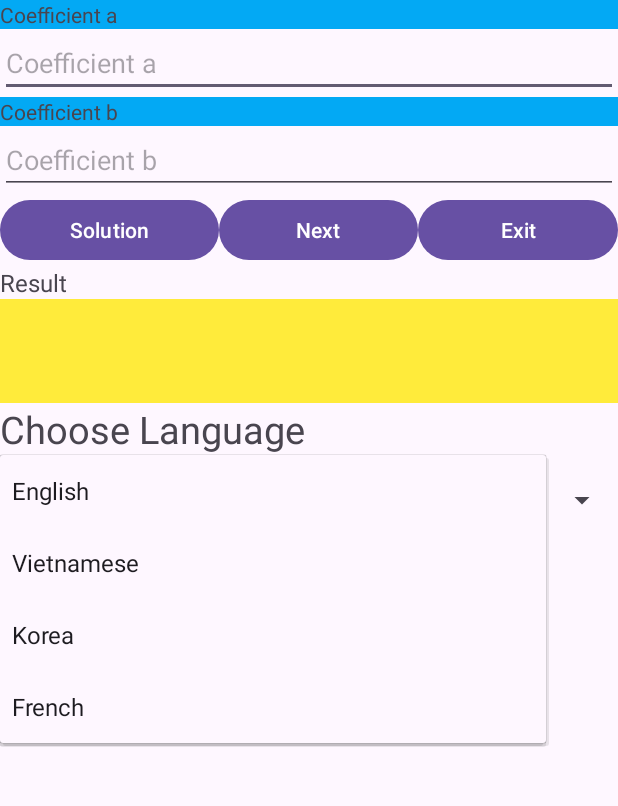
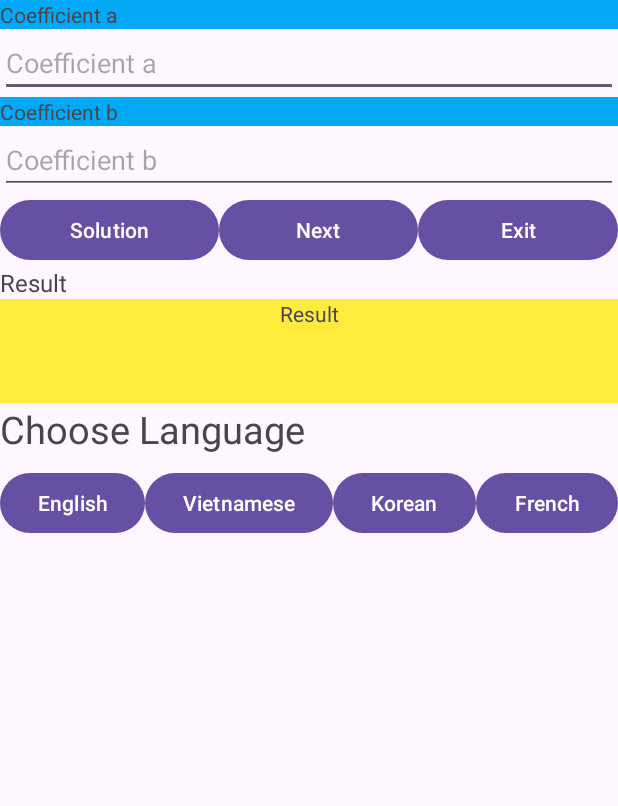
Before and after one commit to TTCamTu/M-Commerce, an Android app: the screen it shows after launch (MainActivity), after a tap on "English", on a phone screen of 412 x 824 dp, the part 49-855 px from its top. Run offline under Robolectric (Android 15) with nearby library versions, the phone set to English and light mode, and no system bars; 2 other taps on this screen came first.

Commit message:
change_languages_buttons

```diff
--- a/app/src/main/java/com/example/k22411c_firstdegree/MainActivity.java
+++ b/app/src/main/java/com/example/k22411c_firstdegree/MainActivity.java
@@ -1,15 +1,10 @@
 package com.example.k22411c_firstdegree;
-
-import android.content.Context;
 import android.content.res.Configuration;
 import android.content.res.Resources;
 import android.os.Bundle;
 import android.view.View;
-import android.widget.AdapterView;
-import android.widget.ArrayAdapter;
 import android.widget.Button;
 import android.widget.EditText;
-import android.widget.Spinner;
 import android.widget.TextView;
 
 import androidx.activity.EdgeToEdge;
@@ -35,31 +30,31 @@ public class MainActivity extends AppCompatActivity {
     Button btnNext;
     Button btnExit;
     TextView txtChooseLanguage;
-    Spinner spinnerLanguage;
-    ArrayAdapter<String> adapterLanguage;
+
+    Button btnEnglish;
+    Button btnVietnamese;
+    Button btnKorean;
+    Button btnFrench;
+
     boolean isLoadViewFinished=false;
+
     @Override
     protected void onCreate(Bundle savedInstanceState) {
         super.onCreate(savedInstanceState);
         EdgeToEdge.enable(this);
         setContentView(R.layout.activity_main);
-
         addControls();
-
         addEvents();
-
-//        addViews();
-
+        isLoadViewFinished = true;
+        updateLanguage(getResources());
         ViewCompat.setOnApplyWindowInsetsListener(findViewById(R.id.main), (v, insets) -> {
             Insets systemBars = insets.getInsets(WindowInsetsCompat.Type.systemBars());
             v.setPadding(systemBars.left, systemBars.top, systemBars.right, systemBars.bottom);
             return insets;
         });
     }
-
-    private void UpdateLanguage(Resources resources)
-    {
-        if(isLoadViewFinished==false)return;
+    private void updateLanguage(Resources resources) {
+        if (!isLoadViewFinished) return;
         txtChooseLanguage.setText(resources.getString(R.string.strChooseLanguage));
         edtCoefficientA.setHint(resources.getString(R.string.title_coefficient_a));
         edtCoefficientB.setHint(resources.getString(R.string.title_coefficient_b));
@@ -72,48 +67,31 @@ public class MainActivity extends AppCompatActivity {
         titleResult.setText(resources.getString(R.string.title_result));
         title_app.setText(resources.getString(R.string.title_app));
         setTitle(resources.getString(R.string.app_name));
-        adapterLanguage.clear();
-        adapterLanguage.addAll(resources.getStringArray(R.array.arrLanguage));
-        adapterLanguage.notifyDataSetChanged();
     }
+
+    private void changeLanguage(String languageCode) {
+        Locale locale = new Locale(languageCode);
+        Locale.setDefault(locale);
+        Configuration config = new Configuration();
+        config.setLocale(locale);
+        getResources().updateConfiguration(config, getResources().getDisplayMetrics());
+        updateLanguage(getResources());
+        recreate();
+    }
+
     private void addEvents() {
-        spinnerLanguage.setOnItemSelectedListener(new AdapterView.OnItemSelectedListener() {
-          @Override
-          public void onItemSelected(AdapterView<?> adapterView, View view, int i, long l) {
-              String lang="en";
-              if(i==0)
-              {
-                  lang="en";
-              }
-              else if(i==1)
-              {
-                  lang="vi";
-              }
-              else if(i==2)
-              {
-                  lang="ko";
-              }
-              else if(i==3)
-                  {
-                  lang="fr";
-              }
-              Locale locale = new Locale(lang);
-              Locale.setDefault(locale);
-              Configuration configuration = getResources().getConfiguration();
-              configuration.setLocale(locale);
-              Context context= createConfigurationContext(configuration);
-              Resources resources = context.getResources();
-              UpdateLanguage(resources);
-          }
-            @Override
-            public void onNothingSelected(AdapterView<?> adapterView) {
-            }
-        });
+        btnEnglish.setOnClickListener(v -> changeLanguage("en"));
+        btnVietnamese.setOnClickListener(v -> changeLanguage("vi"));
+        btnKorean.setOnClickListener(v -> changeLanguage("ko"));
+        btnFrench.setOnClickListener(v -> changeLanguage("fr"));
+
+        btnSolution.setOnClickListener(this::do_solution);
+        btnNext.setOnClickListener(this::do_next);
+        btnExit.setOnClickListener(this::do_exit);
     }
 
     private void addControls() {
-        txtChooseLanguage= (TextView)
-                findViewById(R.id.txtChooseLanguage);
+        txtChooseLanguage = findViewById(R.id.txtChooseLanguage);
         edtCoefficientA = findViewById(R.id.edtCoefficientA);
         edtCoefficientB = findViewById(R.id.edtCoefficientB);
         txtResult = findViewById(R.id.txtResult);
@@ -124,22 +102,11 @@ public class MainActivity extends AppCompatActivity {
         btnSolution = findViewById(R.id.btnSolution);
         btnNext = findViewById(R.id.btnNext);
         btnExit = findViewById(R.id.btnExit);
-        spinnerLanguage= (Spinner)
-                findViewById(R.id.spinnerLanguage);
-        adapterLanguage=new
-                ArrayAdapter<String>(this,android.R.layout.simple_spinner_item
-        );
-        adapterLanguage.addAll(getResources().getStringArray(R.array.arrLanguage));
-        adapterLanguage.setDropDownViewResource(android.R.layout.simple_spinner_dropdown_item);
-        spinnerLanguage.setAdapter(adapterLanguage);
-        isLoadViewFinished=true;
+        btnEnglish = findViewById(R.id.btnEnglish);
+        btnVietnamese = findViewById(R.id.btnVietnamese);
+        btnKorean = findViewById(R.id.btnKorean);
+        btnFrench = findViewById(R.id.btnFrench);
     }
-
-//    private void addViews() {
-//        edtCoefficientA = findViewById(R.id.edtCoefficientA);
-//        edtCoefficientB = findViewById(R.id.edtCoefficientB);
-//        txtResult = findViewById(R.id.txtResult);
-//    }
 
     public void do_solution(View view) {
 
--- a/app/src/main/res/layout/activity_main.xml
+++ b/app/src/main/res/layout/activity_main.xml
@@ -96,9 +96,43 @@
         android:text="@string/strChooseLanguage"
         android:textSize="25sp"/>
 
-    <Spinner
-        android:id="@+id/spinnerLanguage"
+    <LinearLayout
+        android:id="@+id/languageButtonLayout"
         android:layout_width="match_parent"
-        android:layout_height="60dp"
-        android:spinnerMode="dropdown" />
+        android:layout_height="wrap_content"
+        android:layout_marginTop="8dp"
+        android:orientation="horizontal"
+        android:gravity="center"
+        app:layout_constraintTop_toBottomOf="@+id/txtChooseLanguage"
+        app:layout_constraintStart_toStartOf="parent"
+        app:layout_constraintEnd_toEndOf="parent">
+
+        <Button
+            android:id="@+id/btnEnglish"
+            android:layout_width="wrap_content"
+            android:layout_height="wrap_content"
+            android:layout_weight="1"
+            android:text="@string/btnEnglish" />
+
+        <Button
+            android:id="@+id/btnVietnamese"
+            android:layout_width="wrap_content"
+            android:layout_height="wrap_content"
+            android:layout_weight="1"
+            android:text="@string/btnVietnamese" />
+
+        <Button
+            android:id="@+id/btnKorean"
+            android:layout_width="wrap_content"
+            android:layout_height="wrap_content"
+            android:layout_weight="1"
+            android:text="@string/btnKorean" />
+
+        <Button
+            android:id="@+id/btnFrench"
+            android:layout_width="wrap_content"
+            android:layout_height="wrap_content"
+            android:layout_weight="1"
+            android:text="@string/btnFrench" />
+    </LinearLayout>
 </LinearLayout>
--- a/app/src/main/res/values/strings.xml
+++ b/app/src/main/res/values/strings.xml
@@ -10,10 +10,8 @@
     <string name="title_infinity">Infinity</string>
     <string name="title_no_solution">No Solution</string>
     <string name="strChooseLanguage">Choose Language</string>
-    <string-array name="arrLanguage">
-        <item>English</item>
-        <item>Vietnamese</item>
-        <item>Korea</item>
-        <item>French</item>
-    </string-array>
+    <string name="btnEnglish">English</string>
+    <string name="btnVietnamese">Vietnamese</string>
+    <string name="btnKorean">Korean</string>
+    <string name="btnFrench">French</string>
 </resources>
```
Also changed, not shown: 3 other files.
